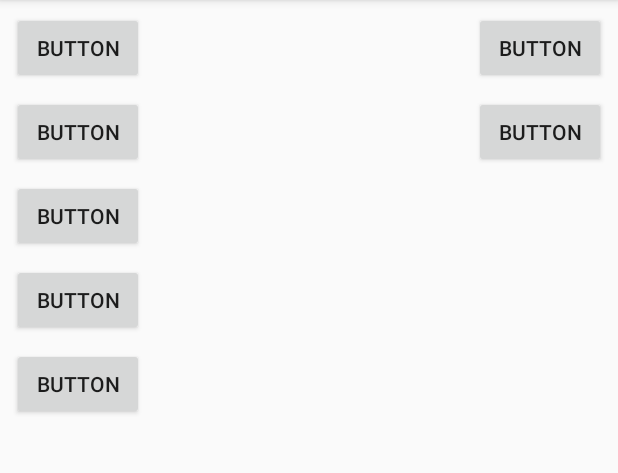
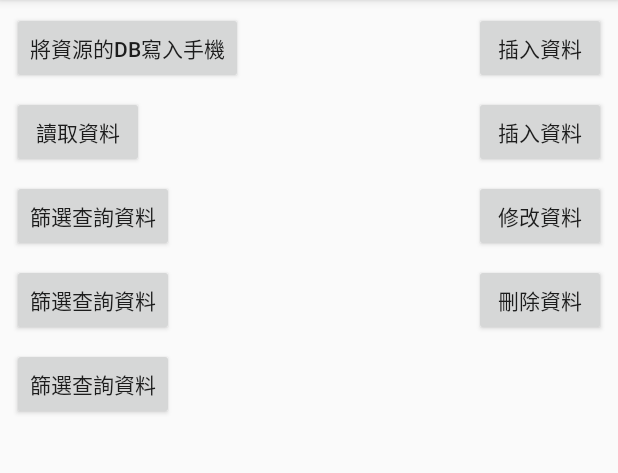
Before and after one commit to miowoo821/2018012201_00, an Android app: the screen it shows after launch (MainActivity), on a phone screen of 412 x 824 dp, the part 84-557 px from its top. Run offline under Robolectric (Android 15) with nearby library versions, the phone set to English and light mode, and no system bars.

Commit message:
修改刪除

```diff
--- a/app/src/main/res/layout/activity_main.xml
+++ b/app/src/main/res/layout/activity_main.xml
@@ -13,7 +13,7 @@
         android:layout_marginStart="8dp"
         android:layout_marginTop="8dp"
         android:onClick="click1"
-        android:text="Button"
+        android:text="將資源的db寫入手機"
         app:layout_constraintStart_toStartOf="parent"
         app:layout_constraintTop_toTopOf="parent" />
 
@@ -24,7 +24,7 @@
         android:layout_marginStart="8dp"
         android:layout_marginTop="8dp"
         android:onClick="click2"
-        android:text="Button"
+        android:text="讀取資料"
         app:layout_constraintStart_toStartOf="parent"
         app:layout_constraintTop_toBottomOf="@+id/button" />
 
@@ -35,7 +35,7 @@
         android:layout_marginStart="8dp"
         android:layout_marginTop="8dp"
         android:onClick="click3"
-        android:text="Button"
+        android:text="篩選查詢資料"
         app:layout_constraintStart_toStartOf="parent"
         app:layout_constraintTop_toBottomOf="@+id/button2" />
 
@@ -46,7 +46,7 @@
         android:layout_marginStart="8dp"
         android:layout_marginTop="8dp"
         android:onClick="click4"
-        android:text="Button"
+        android:text="篩選查詢資料"
         app:layout_constraintStart_toStartOf="parent"
         app:layout_constraintTop_toBottomOf="@+id/button3" />
 
@@ -57,7 +57,7 @@
         android:layout_marginStart="8dp"
         android:layout_marginTop="8dp"
         android:onClick="click5"
-        android:text="Button"
+        android:text="篩選查詢資料"
         app:layout_constraintStart_toStartOf="parent"
         app:layout_constraintTop_toBottomOf="@+id/button4" />
 
@@ -68,7 +68,7 @@
         android:layout_marginEnd="8dp"
         android:layout_marginTop="8dp"
         android:onClick="click6"
-        android:text="Button"
+        android:text="插入資料"
         app:layout_constraintEnd_toEndOf="parent"
         app:layout_constraintTop_toTopOf="parent" />
 
@@ -79,8 +79,30 @@
         android:layout_marginEnd="8dp"
         android:layout_marginTop="8dp"
         android:onClick="click7"
-        android:text="Button"
+        android:text="插入資料"
         app:layout_constraintEnd_toEndOf="parent"
         app:layout_constraintTop_toBottomOf="@+id/button6" />
 
+    <Button
+        android:id="@+id/button8"
+        android:layout_width="wrap_content"
+        android:layout_height="wrap_content"
+        android:layout_marginEnd="8dp"
+        android:layout_marginTop="8dp"
+        android:onClick="click8"
+        android:text="修改資料"
+        app:layout_constraintEnd_toEndOf="parent"
+        app:layout_constraintTop_toBottomOf="@+id/button7" />
+
+    <Button
+        android:id="@+id/button9"
+        android:layout_width="wrap_content"
+        android:layout_height="wrap_content"
+        android:layout_marginEnd="8dp"
+        android:layout_marginTop="8dp"
+        android:onClick="click9"
+        android:text="刪除資料"
+        app:layout_constraintEnd_toEndOf="parent"
+        app:layout_constraintTop_toBottomOf="@+id/button8" />
+
 </android.support.constraint.ConstraintLayout>
```
Also changed, not shown: app/src/main/java/com/example/student/a2018012201_00/MainActivity.java (+27 -2 lines).
